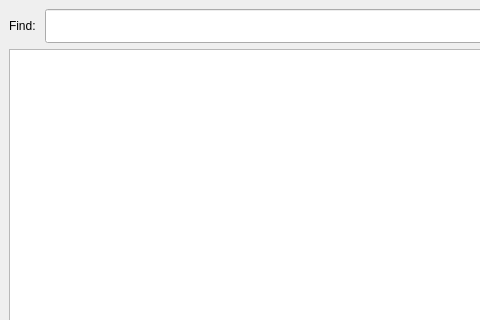
This is armwindow.ui in guolisen/Arm as Qt 5 draws it before an edit; both pictures show x 0 to 480 and y 0 to 320 of the 912 by 699 pixel window. The edited form follows.
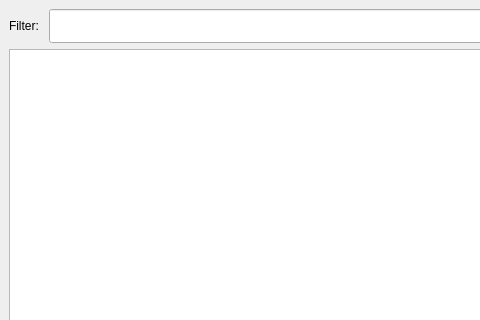
This is the edited form.

Patch:
```diff
--- a/armwindow.ui
+++ b/armwindow.ui
@@ -26,7 +26,7 @@
          </sizepolicy>
         </property>
         <property name="text">
-         <string>Find: </string>
+         <string>Filter: </string>
         </property>
        </widget>
       </item>
```
